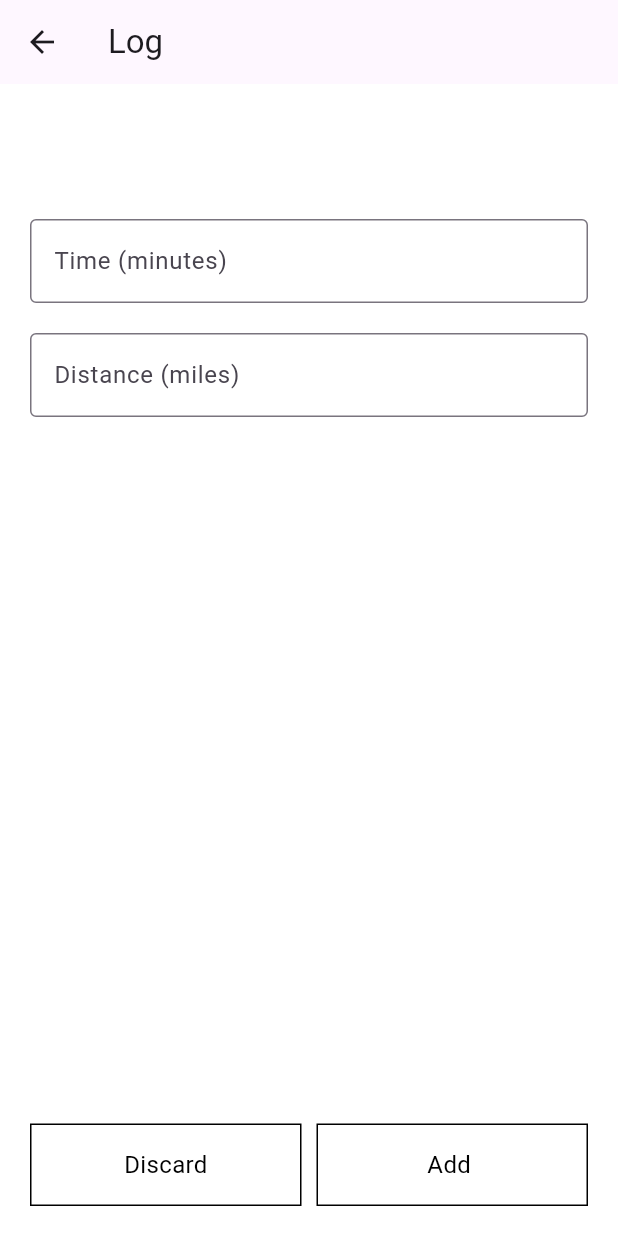
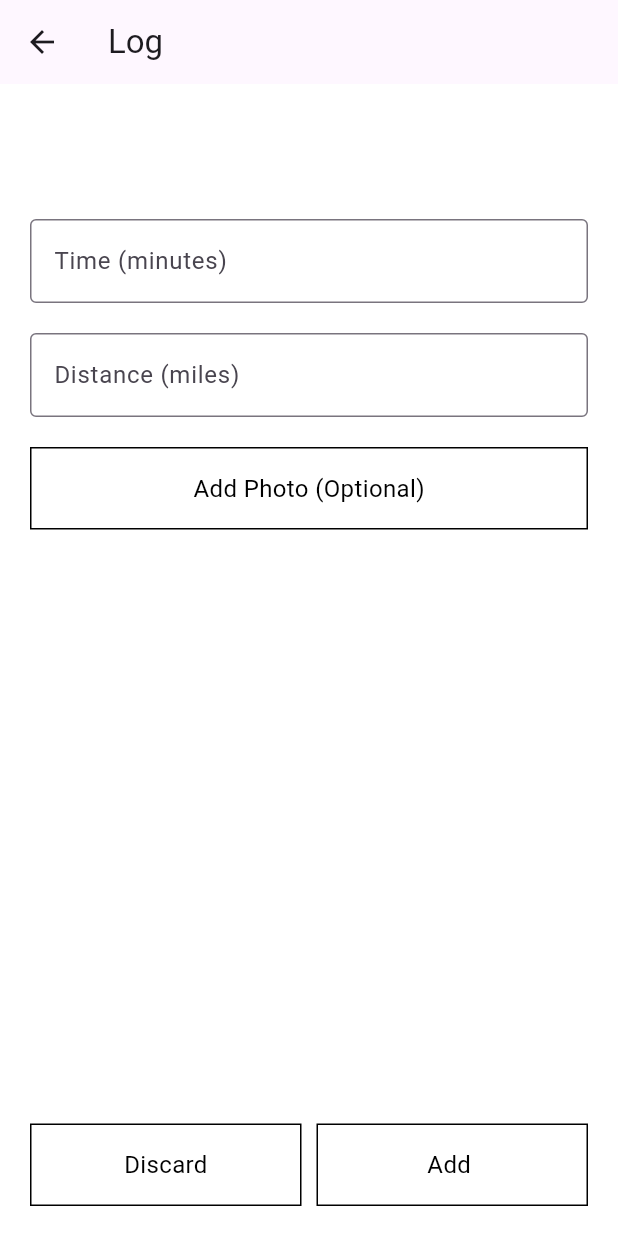
Before and after one commit to vk1hub/Social-Fitness-Tracker, a Flutter app: the AddRunningBikingScreen screen opened directly with empty values, on a phone screen of 412 x 824 dp. Run offline on Flutter 3.47's test engine with Material 3 defaults, Android fonts, the phone set to English and light mode, and no system bars; our stand-ins replace cloud_firestore, firebase_auth, firebase_core, firebase_storage, image_picker, table_calendar; accounts and stored records are empty.

Commit message:
Added photo upload to running/biking screen

```diff
--- a/lib/running_biking_screen.dart
+++ b/lib/running_biking_screen.dart
@@ -1,5 +1,9 @@
 import 'package:flutter/material.dart';
 import 'workout_model.dart';
+import 'package:image_picker/image_picker.dart';
+import 'package:firebase_storage/firebase_storage.dart';
+import 'package:firebase_auth/firebase_auth.dart';
+import 'dart:io';
 
 class AddRunningBikingScreen extends StatefulWidget {
   // Constructor to accept type parameter (running or biking)
@@ -7,7 +11,11 @@
   final Function(WorkoutModel)? onAddWorkout;
   final DateTime selectedDate;
 
-  AddRunningBikingScreen({required this.type, this.onAddWorkout, required this.selectedDate});
+  AddRunningBikingScreen({
+    required this.type,
+    this.onAddWorkout,
+    required this.selectedDate,
+  });
 
   @override
   AddRunningBikingState createState() => AddRunningBikingState();
@@ -17,9 +25,11 @@
   // manage input fields
   TextEditingController timeController = TextEditingController();
   TextEditingController distanceController = TextEditingController();
+  File? selectedImage;
+  bool isLoading = false;
 
   // Function to save activity
-  void saveActivity() {
+  Future<void> saveActivity() async {
     if (timeController.text.isEmpty || distanceController.text.isEmpty) {
       ScaffoldMessenger.of(context).showSnackBar(
         SnackBar(content: Text('Please fill in time and distance')),
@@ -27,13 +37,21 @@
       return;
     }
 
-    String details = 'Time: ${timeController.text} min\nDistance: ${distanceController.text} miles';
+    String details =
+        'Time: ${timeController.text} min\nDistance: ${distanceController.text} miles';
+
+    setState(() {
+      isLoading = true;
+    });
+
+    String? photoUrl = await uploadImage();
 
     WorkoutModel workout = WorkoutModel(
       type: widget.type,
       name: widget.type,
       details: details,
       date: widget.selectedDate,
+      photoUrl: photoUrl,
     );
 
     if (widget.onAddWorkout != null) {
@@ -43,20 +61,57 @@
     } else {
       Navigator.pop(context);
     }
+
+    setState(() {
+      isLoading = false;
+    });
+  }
+
+  Future<void> pickImage() async {
+    final ImagePicker picker = ImagePicker();
+    final XFile? image = await picker.pickImage(source: ImageSource.gallery);
+
+    if (image != null) {
+      setState(() {
+        selectedImage = File(image.path);
+      });
+    }
+  }
+
+  Future<String?> uploadImage() async {
+    if (selectedImage == null) return null;
+
+    try {
+      String userId = FirebaseAuth.instance.currentUser!.uid;
+      String fileName = 'workout_${DateTime.now().millisecondsSinceEpoch}.jpg';
+      Reference storageRef = FirebaseStorage.instance
+          .ref()
+          .child('workouts')
+          .child(userId)
+          .child(fileName);
+
+      await storageRef.putFile(selectedImage!);
+      String downloadUrl = await storageRef.getDownloadURL();
+      return downloadUrl;
+    } catch (e) {
+      print('Error uploading image: $e');
+      return null;
+    }
   }
 
   @override
   Widget build(BuildContext context) {
     return Scaffold(
-      appBar: AppBar(
-        title: Text('Log ${widget.type}'),
-      ),
+      appBar: AppBar(title: Text('Log ${widget.type}')),
       body: Padding(
         padding: EdgeInsets.all(20),
         child: Column(
           crossAxisAlignment: CrossAxisAlignment.start,
           children: [
-            Text(widget.type, style: TextStyle(fontSize: 28, fontWeight: FontWeight.bold)),
+            Text(
+              widget.type,
+              style: TextStyle(fontSize: 28, fontWeight: FontWeight.bold),
+            ),
             SizedBox(height: 30),
 
             // time input field
@@ -80,11 +135,39 @@
               ),
             ),
 
+            SizedBox(height: 20),
+
+            if (selectedImage != null)
+              Container(
+                height: 150,
+                width: double.infinity,
+                margin: EdgeInsets.only(bottom: 10),
+                child: Image.file(selectedImage!, fit: BoxFit.cover),
+              ),
+
+            GestureDetector(
+              onTap: pickImage,
+              child: Container(
+                width: double.infinity,
+                padding: EdgeInsets.symmetric(vertical: 15),
+                margin: EdgeInsets.only(bottom: 10),
+                decoration: BoxDecoration(
+                  border: Border.all(color: Colors.black),
+                ),
+                child: Center(
+                  child: Text(
+                    selectedImage == null
+                        ? 'Add Photo (Optional)'
+                        : 'Change Photo',
+                    style: TextStyle(fontSize: 16, color: Colors.black),
+                  ),
+                ),
+              ),
+            ),
             Spacer(),
 
             Row(
               children: [
-
                 // Discard button
                 Expanded(
                   child: GestureDetector(
@@ -110,14 +193,20 @@
                 // Add Running/Biking button
                 Expanded(
                   child: GestureDetector(
-                    onTap: saveActivity,
+                    onTap: isLoading ? null: saveActivity,
                     child: Container(
                       padding: EdgeInsets.symmetric(vertical: 15),
                       decoration: BoxDecoration(
                         border: Border.all(color: Colors.black),
                       ),
                       child: Center(
-                        child: Text(
+                        child: isLoading
+                            ? SizedBox(
+                              height: 20,
+                              width: 20,
+                              child: CircularProgressIndicator(strokeWidth: 2),
+                              )
+                            : Text(
                           'Add ${widget.type}',
                           style: TextStyle(fontSize: 16, color: Colors.black),
                         ),
```
